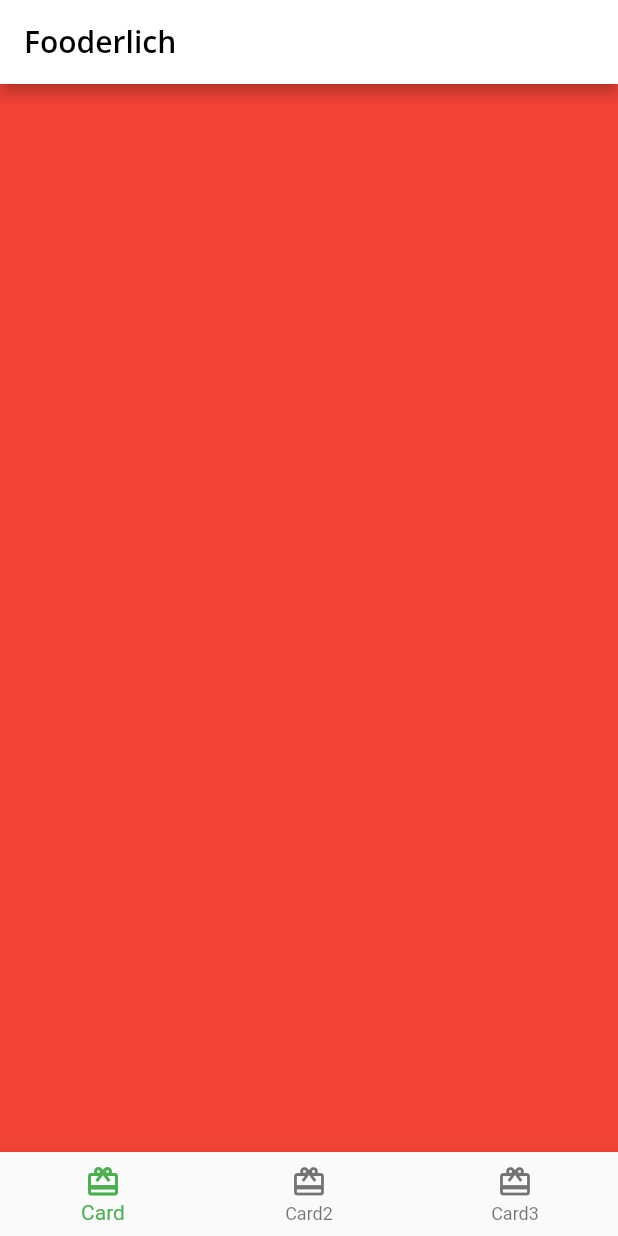
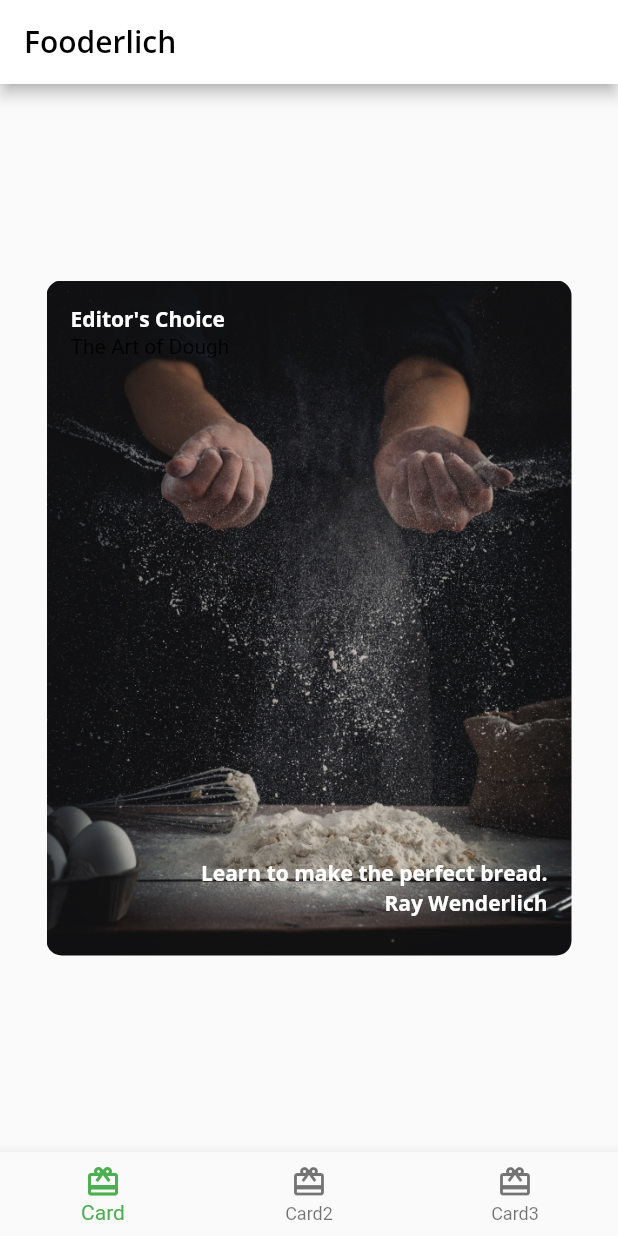
Before and after one commit to dastagg/RWFA-fooderlich, a Flutter app: the screen it shows after launch, on a phone screen of 412 x 824 dp. Run offline on Flutter 3.47's test engine with Material 2 defaults, Android fonts, the phone set to English and light mode, and no system bars; our stand-ins replace google_fonts.

Commit message:
Finish Card1 and start Card2.

```diff
--- a/lib/home.dart
+++ b/lib/home.dart
@@ -1,4 +1,6 @@
 import 'package:flutter/material.dart';
+import './widgets/card1.dart';
+import './widgets/card2.dart';
 
 // 1
 class Home extends StatefulWidget {
@@ -12,10 +14,8 @@ class _HomeState extends State<Home> {
   int _selectedIndex = 0;
 
   static List<Widget> pages = <Widget>[
-    // TODO: Replace with Cart1
-    Container(color: Colors.red),
-    // TODO: Replace with Cart2
-    Container(color: Colors.green),
+    const Card1(),
+    const Card2(),
     // TODO: Replace with Cart3
     Container(color: Colors.blue),
   ];
--- /dev/null
+++ b/lib/widgets/card1.dart
@@ -0,0 +1,66 @@
+import 'package:flutter/material.dart';
+import '../fooderlich_theme.dart';
+
+class Card1 extends StatelessWidget {
+  const Card1({Key? key}) : super(key: key);
+  // 1
+  final String category = 'Editor\'s Choice';
+  final String title = 'The Art of Dough';
+  final String description = 'Learn to make the perfect bread.';
+  final String chef = 'Ray Wenderlich';
+
+  // 2
+  @override
+  Widget build(BuildContext context) {
+    // 3
+    return Center(
+      child: Container(
+        child: Stack(
+          children: [
+            Text(
+              category,
+              style: FooderlichTheme.darkTextTheme.bodyText1,
+            ),
+            Positioned(
+              top: 20,
+              child: Text(
+                title,
+                style: FooderlichTheme.darkTextTheme.headline5,
+              ),
+            ),
+            Positioned(
+              bottom: 30,
+              right: 0,
+              child: Text(
+                description,
+                style: FooderlichTheme.darkTextTheme.bodyText1,
+              ),
+            ),
+            Positioned(
+              bottom: 10,
+              right: 0,
+              child: Text(
+                chef,
+                style: FooderlichTheme.darkTextTheme.bodyText1,
+              ),
+            ),
+          ],
+        ),
+
+        // 1
+        padding: const EdgeInsets.all(16),
+        constraints: const BoxConstraints.expand(
+          width: 350,
+          height: 450,
+        ),
+        decoration: const BoxDecoration(
+          image: DecorationImage(
+            image: AssetImage('assets/mag1.png'),
+            fit: BoxFit.cover,
+          ),
+          borderRadius: BorderRadius.all(Radius.circular(10.0)),
+        ),
+      ),
+    );
+  }
+}
--- /dev/null
+++ b/lib/widgets/card2.dart
@@ -0,0 +1,32 @@
+import 'package:flutter/material.dart';
+
+class Card2 extends StatelessWidget {
+  const Card2({Key? key}) : super(key: key);
+
+  @override
+  Widget build(BuildContext context) {
+    return Center(
+      child: Container(
+        constraints: const BoxConstraints.expand(
+          width: 350,
+          height: 450,
+        ),
+        decoration: const BoxDecoration(
+          image: DecorationImage(
+            image: AssetImage('assets/mag5.png'),
+            fit: BoxFit.cover,
+          ),
+          borderRadius: BorderRadius.all(
+            Radius.circular(10.0),
+          ),
+        ),
+        child: Column(
+          children: [
+            // TODO 1: add author information
+            // TODO 4: add Positioned text
+          ],
+        ),
+      ),
+    );
+  }
+}
```
